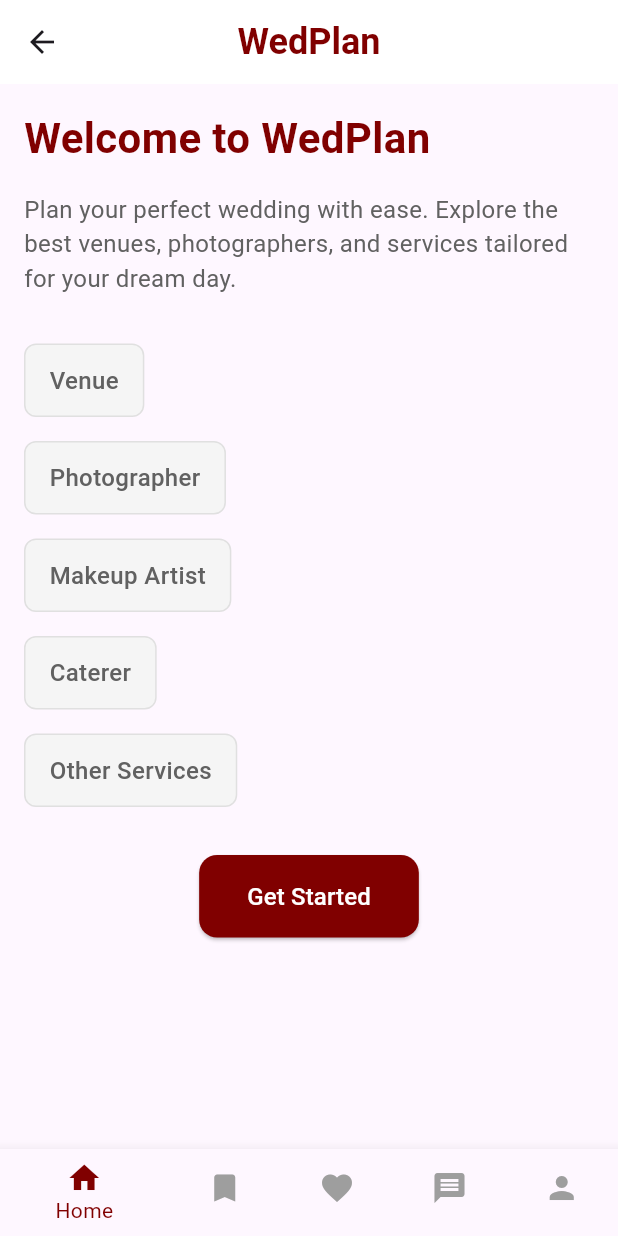
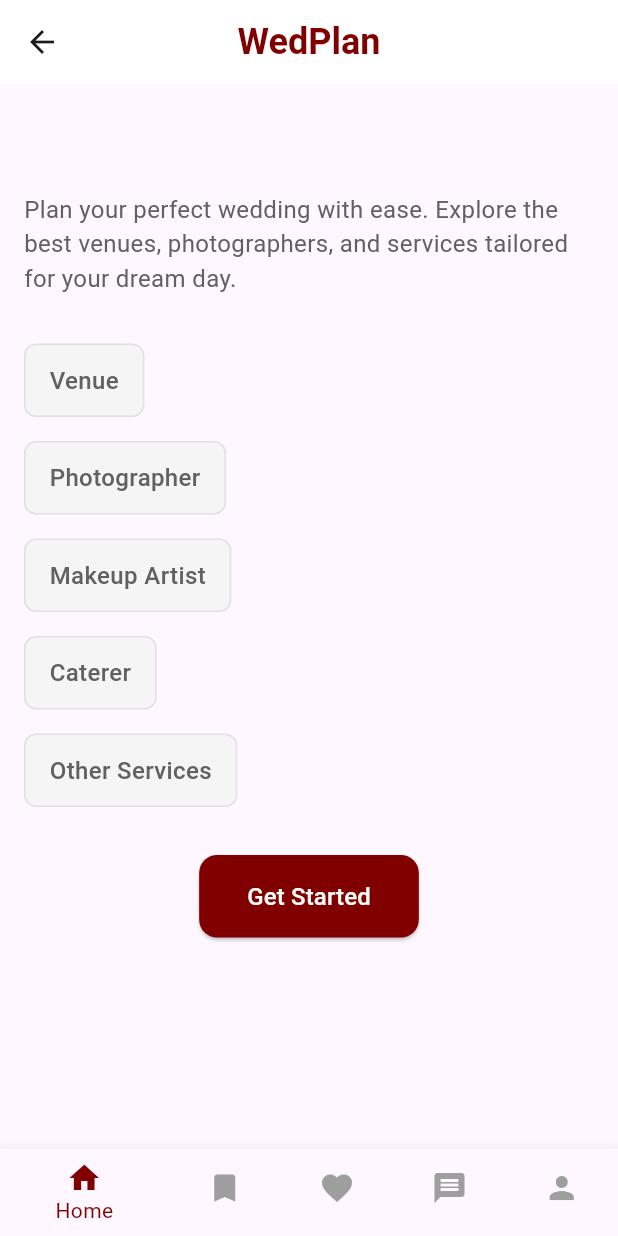
Before and after one commit to aryan45502/mobile_applicationfinal, a Flutter app: the HomePage screen opened by its route, on a phone screen of 412 x 824 dp. Run offline on Flutter 3.47's test engine with Material 3 defaults, Android fonts, the phone set to English and light mode, and no system bars; Roboto replaces fonts that are missing (Cursive).

Commit message:
changes9

```diff
--- a/lib/home_page.dart
+++ b/lib/home_page.dart
@@ -27,7 +27,7 @@ class HomePage extends StatelessWidget {
             crossAxisAlignment: CrossAxisAlignment.start,
             children: [
               Text(
-                'Welcome to WedPlan',
+                '',
                 style: TextStyle(
                   color: maroonColor,
                   fontSize: 28,
```
